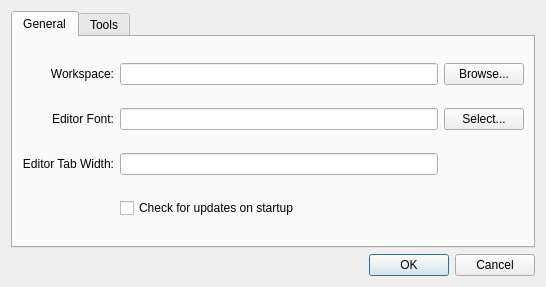
makingthings/makecontroller, file mcbuilder/trunk/layouts/preferences.ui: the form before one commit.
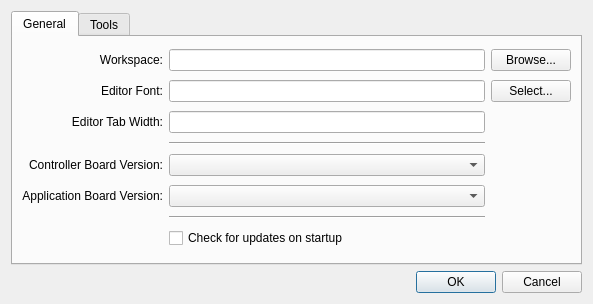
The form after the commit.

Commit message: - add capability to select controller and application board version numbers - adjustments in TestProjectInfo so it compiles OK

Diff of the .ui file:
```diff
--- a/mcbuilder/trunk/layouts/preferences.ui
+++ b/mcbuilder/trunk/layouts/preferences.ui
@@ -1,21 +1,31 @@
 <ui version="4.0" >
  <class>Preferences</class>
- <widget class="QDialog" name="Preferences" >
-  <property name="geometry" >
+ <widget class="QDialog" name="Preferences">
+  <property name="geometry">
    <rect>
     <x>0</x>
     <y>0</y>
-    <width>546</width>
-    <height>287</height>
+    <width>593</width>
+    <height>304</height>
    </rect>
   </property>
   <property name="windowTitle" >
    <string>Preferences</string>
   </property>
-  <layout class="QGridLayout" >
-   <item row="0" column="0" >
-    <widget class="QTabWidget" name="tabWidget" >
-     <property name="currentIndex" >
+  <layout class="QGridLayout">
+   <item row="2" column="0">
+    <widget class="QDialogButtonBox" name="buttonBox">
+     <property name="orientation">
+      <enum>Qt::Horizontal</enum>
+     </property>
+     <property name="standardButtons">
+      <set>QDialogButtonBox::Cancel|QDialogButtonBox::Ok</set>
+     </property>
+    </widget>
+   </item>
+   <item row="1" column="0">
+    <widget class="QTabWidget" name="tabWidget">
+     <property name="currentIndex">
       <number>0</number>
      </property>
      <widget class="QWidget" name="generalTab" >
@@ -99,13 +109,59 @@
        <item row="2" column="1" >
         <widget class="QLineEdit" name="tabWidth" />
        </item>
-       <item row="3" column="1" colspan="2" >
-        <widget class="QCheckBox" name="updaterBox" >
-         <property name="text" >
+       <item row="7" column="1" colspan="2">
+        <widget class="QCheckBox" name="updaterBox">
+         <property name="text">
           <string>Check for updates on startup</string>
          </property>
         </widget>
        </item>
+       <item row="3" column="1">
+        <widget class="Line" name="line">
+         <property name="orientation">
+          <enum>Qt::Horizontal</enum>
+         </property>
+        </widget>
+       </item>
+       <item row="4" column="1">
+        <widget class="QComboBox" name="mcVersionComboBox"/>
+       </item>
+       <item row="5" column="1">
+        <widget class="QComboBox" name="appVersionComboBox"/>
+       </item>
+       <item row="4" column="0">
+        <widget class="QLabel" name="label_8">
+         <property name="text">
+          <string>Controller Board Version:</string>
+         </property>
+         <property name="alignment">
+          <set>Qt::AlignRight|Qt::AlignTrailing|Qt::AlignVCenter</set>
+         </property>
+         <property name="buddy">
+          <cstring>mcVersionComboBox</cstring>
+         </property>
+        </widget>
+       </item>
+       <item row="5" column="0">
+        <widget class="QLabel" name="label_9">
+         <property name="text">
+          <string>Application Board Version:</string>
+         </property>
+         <property name="alignment">
+          <set>Qt::AlignRight|Qt::AlignTrailing|Qt::AlignVCenter</set>
+         </property>
+         <property name="buddy">
+          <cstring>appVersionComboBox</cstring>
+         </property>
+        </widget>
+       </item>
+       <item row="6" column="1">
+        <widget class="Line" name="line_2">
+         <property name="orientation">
+          <enum>Qt::Horizontal</enum>
+         </property>
+        </widget>
+       </item>
       </layout>
      </widget>
      <widget class="QWidget" name="toolsTab" >
@@ -242,16 +298,6 @@
      </widget>
     </widget>
    </item>
-   <item row="1" column="0" >
-    <widget class="QDialogButtonBox" name="buttonBox" >
-     <property name="orientation" >
-      <enum>Qt::Horizontal</enum>
-     </property>
-     <property name="standardButtons" >
-      <set>QDialogButtonBox::Cancel|QDialogButtonBox::Ok</set>
-     </property>
-    </widget>
-   </item>
   </layout>
  </widget>
  <tabstops>
```
Left out of the diff: 180 changed lines with no effect on the pictures. The commit also changes 6 other files.
